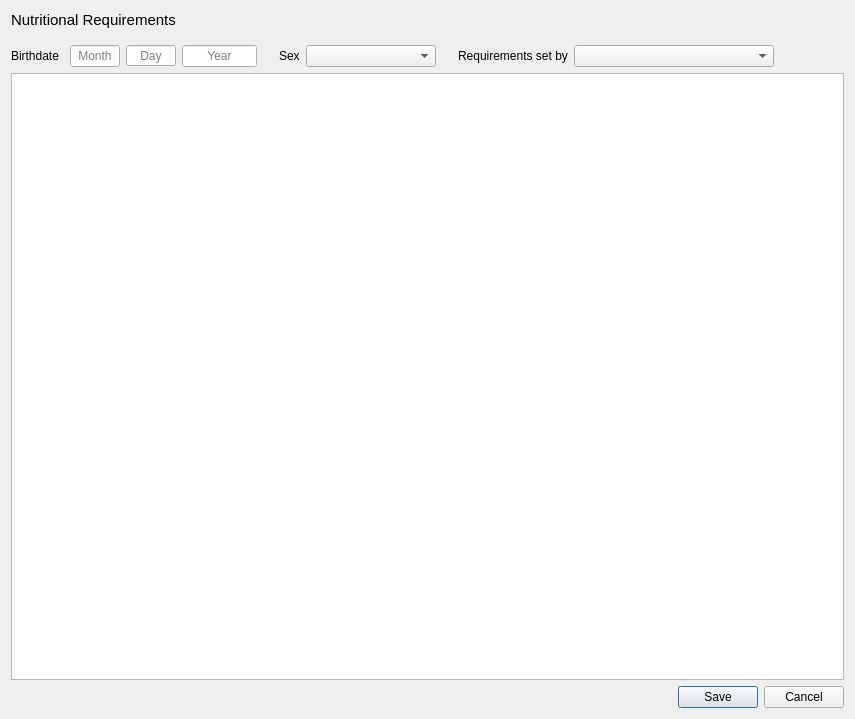
Above: ui_requirementswindow.ui from josh-minch/spartan before the change. Below: the same form after it.
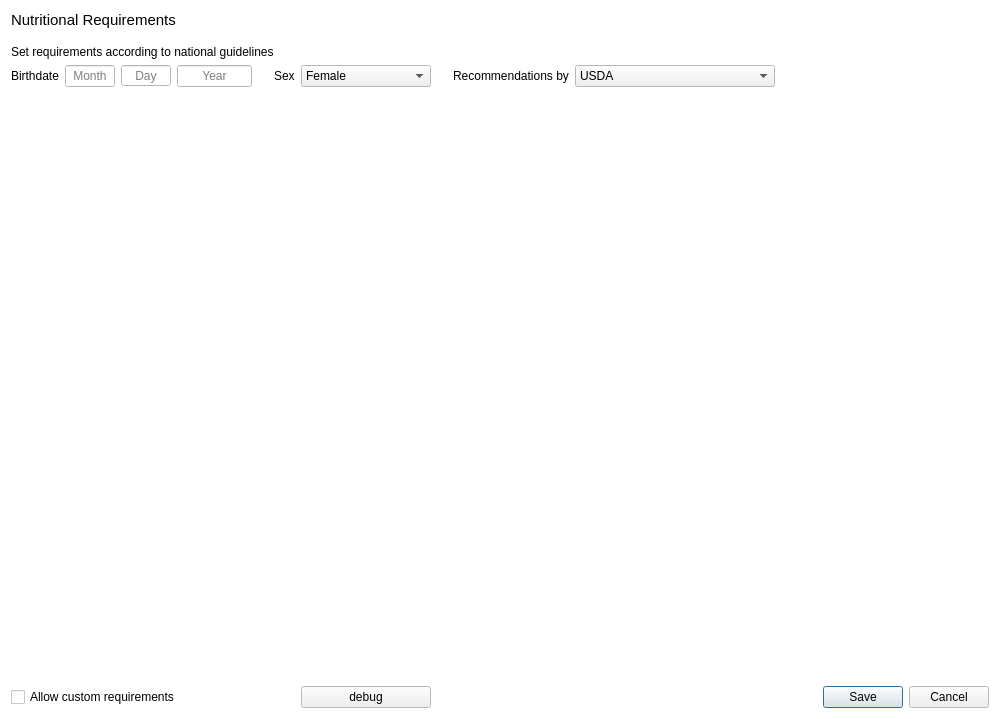
That is the form after the change.

Patch:
```diff
--- a/ui_requirementswindow.ui
+++ b/ui_requirementswindow.ui
@@ -6,10 +6,74 @@
    <rect>
     <x>0</x>
     <y>0</y>
-    <width>855</width>
+    <width>982</width>
     <height>719</height>
    </rect>
   </property>
+  <property name="palette">
+   <palette>
+    <active>
+     <colorrole role="Base">
+      <brush brushstyle="SolidPattern">
+       <color alpha="255">
+        <red>255</red>
+        <green>255</green>
+        <blue>255</blue>
+       </color>
+      </brush>
+     </colorrole>
+     <colorrole role="Window">
+      <brush brushstyle="SolidPattern">
+       <color alpha="255">
+        <red>255</red>
+        <green>255</green>
+        <blue>255</blue>
+       </color>
+      </brush>
+     </colorrole>
+    </active>
+    <inactive>
+     <colorrole role="Base">
+      <brush brushstyle="SolidPattern">
+       <color alpha="255">
+        <red>255</red>
+        <green>255</green>
+        <blue>255</blue>
+       </color>
+      </brush>
+     </colorrole>
+     <colorrole role="Window">
+      <brush brushstyle="SolidPattern">
+       <color alpha="255">
+        <red>255</red>
+        <green>255</green>
+        <blue>255</blue>
+       </color>
+      </brush>
+     </colorrole>
+    </inactive>
+    <disabled>
+     <colorrole role="Base">
+      <brush brushstyle="SolidPattern">
+       <color alpha="255">
+        <red>255</red>
+        <green>255</green>
+        <blue>255</blue>
+       </color>
+      </brush>
+     </colorrole>
+     <colorrole role="Window">
+      <brush brushstyle="SolidPattern">
+       <color alpha="255">
+        <red>255</red>
+        <green>255</green>
+        <blue>255</blue>
+       </color>
+      </brush>
+     </colorrole>
+    </disabled>
+   </palette>
+  </property>
   <property name="font">
    <font>
     <family>Segoe UI</family>
@@ -20,66 +84,73 @@
    <string>Dialog</string>
   </property>
   <layout class="QGridLayout" name="gridLayout">
-   <item row="2" column="8">
-    <widget class="QLabel" name="label_5">
-     <property name="text">
-      <string>Requirements set by</string>
-     </property>
-    </widget>
-   </item>
-   <item row="2" column="9">
-    <widget class="QComboBox" name="rec_edit">
-     <property name="sizePolicy">
-      <sizepolicy hsizetype="Fixed" vsizetype="Fixed">
-       <horstretch>0</horstretch>
-       <verstretch>0</verstretch>
-      </sizepolicy>
-     </property>
-     <property name="minimumSize">
-      <size>
-       <width>200</width>
-       <height>0</height>
-      </size>
-     </property>
-    </widget>
-   </item>
-   <item row="2" column="1">
-    <widget class="QLineEdit" name="mon_edit">
-     <property name="sizePolicy">
-      <sizepolicy hsizetype="Fixed" vsizetype="Fixed">
-       <horstretch>0</horstretch>
-       <verstretch>0</verstretch>
-      </sizepolicy>
-     </property>
-     <property name="maximumSize">
-      <size>
-       <width>50</width>
-       <height>16777215</height>
-      </size>
-     </property>
-     <property name="alignment">
-      <set>Qt::AlignCenter</set>
-     </property>
-     <property name="placeholderText">
-      <string>Month</string>
-     </property>
-    </widget>
-   </item>
-   <item row="2" column="0">
+   <item row="3" column="0">
     <widget class="QLabel" name="label_4">
      <property name="text">
       <string>Birthdate</string>
      </property>
     </widget>
    </item>
-   <item row="2" column="5">
+   <item row="3" column="5">
     <widget class="QLabel" name="label_3">
      <property name="text">
       <string>Sex</string>
      </property>
     </widget>
    </item>
-   <item row="0" column="0" colspan="3">
+   <item row="5" column="17">
+    <widget class="QDialogButtonBox" name="buttonBox">
+     <property name="standardButtons">
+      <set>QDialogButtonBox::Cancel|QDialogButtonBox::Save</set>
+     </property>
+     <property name="centerButtons">
+      <bool>false</bool>
+     </property>
+    </widget>
+   </item>
+   <item row="4" column="0" colspan="18">
+    <widget class="QTableView" name="req_view">
+     <property name="frameShape">
+      <enum>QFrame::NoFrame</enum>
+     </property>
+     <property name="showGrid">
+      <bool>false</bool>
+     </property>
+    </widget>
+   </item>
+   <item row="3" column="1">
+    <widget class="QLineEdit" name="mon_edit">
+     <property name="sizePolicy">
+      <sizepolicy hsizetype="Fixed" vsizetype="Fixed">
+       <horstretch>0</horstretch>
+       <verstretch>0</verstretch>
+      </sizepolicy>
+     </property>
+     <property name="maximumSize">
+      <size>
+       <width>50</width>
+       <height>16777215</height>
+      </size>
+     </property>
+     <property name="focusPolicy">
+      <enum>Qt::StrongFocus</enum>
+     </property>
+     <property name="alignment">
+      <set>Qt::AlignCenter</set>
+     </property>
+     <property name="placeholderText">
+      <string>Month</string>
+     </property>
+    </widget>
+   </item>
+   <item row="2" column="0" colspan="13">
+    <widget class="QLabel" name="label_2">
+     <property name="text">
+      <string>Set requirements according to national guidelines</string>
+     </property>
+    </widget>
+   </item>
+   <item row="0" column="0" colspan="4">
     <widget class="QLabel" name="label">
      <property name="font">
       <font>
@@ -95,74 +166,14 @@
      </property>
     </widget>
    </item>
-   <item row="4" column="9">
-    <widget class="QDialogButtonBox" name="buttonBox">
-     <property name="standardButtons">
-      <set>QDialogButtonBox::Cancel|QDialogButtonBox::Save</set>
+   <item row="5" column="0" colspan="4">
+    <widget class="QCheckBox" name="cust_edit">
+     <property name="text">
+      <string>Allow custom requirements</string>
      </property>
-     <property name="centerButtons">
-      <bool>false</bool>
-     </property>
     </widget>
    </item>
-   <item row="2" column="4">
-    <spacer name="horizontalSpacer">
-     <property name="orientation">
-      <enum>Qt::Horizontal</enum>
-     </property>
-     <property name="sizeType">
-      <enum>QSizePolicy::Fixed</enum>
-     </property>
-     <property name="sizeHint" stdset="0">
-      <size>
-       <width>10</width>
-       <height>10</height>
-      </size>
-     </property>
-    </spacer>
-   </item>
-   <item row="2" column="2">
-    <widget class="QLineEdit" name="day_edit">
-     <property name="sizePolicy">
-      <sizepolicy hsizetype="Fixed" vsizetype="Fixed">
-       <horstretch>0</horstretch>
-       <verstretch>0</verstretch>
-      </sizepolicy>
-     </property>
-     <property name="maximumSize">
-      <size>
-       <width>50</width>
-       <height>21</height>
-      </size>
-     </property>
-     <property name="alignment">
-      <set>Qt::AlignCenter</set>
-     </property>
-     <property name="placeholderText">
-      <string>Day</string>
-     </property>
-    </widget>
-   </item>
-   <item row="3" column="0" colspan="10">
-    <widget class="QTableView" name="req_table"/>
-   </item>
-   <item row="1" column="0">
-    <spacer name="verticalSpacer">
-     <property name="orientation">
-      <enum>Qt::Vertical</enum>
-     </property>
-     <property name="sizeType">
-      <enum>QSizePolicy::Fixed</enum>
-     </property>
-     <property name="sizeHint" stdset="0">
-      <size>
-       <width>20</width>
-       <height>10</height>
-      </size>
-     </property>
-    </spacer>
-   </item>
-   <item row="2" column="3">
+   <item row="3" column="3">
     <widget class="QLineEdit" name="year_edit">
      <property name="sizePolicy">
       <sizepolicy hsizetype="Fixed" vsizetype="Fixed">
@@ -184,8 +195,75 @@
      </property>
     </widget>
    </item>
-   <item row="2" column="6">
+   <item row="5" column="6">
+    <widget class="QPushButton" name="debug_btn">
+     <property name="text">
+      <string>debug</string>
+     </property>
+    </widget>
+   </item>
+   <item row="1" column="2">
+    <spacer name="verticalSpacer">
+     <property name="orientation">
+      <enum>Qt::Vertical</enum>
+     </property>
+     <property name="sizeType">
+      <enum>QSizePolicy::Fixed</enum>
+     </property>
+     <property name="sizeHint" stdset="0">
+      <size>
+       <width>20</width>
+       <height>10</height>
+      </size>
+     </property>
+    </spacer>
+   </item>
+   <item row="3" column="2">
+    <widget class="QLineEdit" name="day_edit">
+     <property name="sizePolicy">
+      <sizepolicy hsizetype="Fixed" vsizetype="Fixed">
+       <horstretch>0</horstretch>
+       <verstretch>0</verstretch>
+      </sizepolicy>
+     </property>
+     <property name="maximumSize">
+      <size>
+       <width>50</width>
+       <height>21</height>
+      </size>
+     </property>
+     <property name="focusPolicy">
+      <enum>Qt::StrongFocus</enum>
+     </property>
+     <property name="alignment">
+      <set>Qt::AlignCenter</set>
+     </property>
+     <property name="placeholderText">
+      <string>Day</string>
+     </property>
+    </widget>
+   </item>
+   <item row="3" column="4">
+    <spacer name="horizontalSpacer">
+     <property name="orientation">
+      <enum>Qt::Horizontal</enum>
+     </property>
+     <property name="sizeType">
+      <enum>QSizePolicy::Fixed</enum>
+     </property>
+     <property name="sizeHint" stdset="0">
+      <size>
+       <width>10</width>
+       <height>10</height>
+      </size>
+     </property>
+    </spacer>
+   </item>
+   <item row="3" column="6">
     <widget class="QComboBox" name="sex_edit">
+     <property name="enabled">
+      <bool>true</bool>
+     </property>
      <property name="sizePolicy">
       <sizepolicy hsizetype="Fixed" vsizetype="Fixed">
        <horstretch>0</horstretch>
@@ -198,9 +276,29 @@
        <height>0</height>
       </size>
      </property>
+     <item>
+      <property name="text">
+       <string>Female</string>
+      </property>
+     </item>
+     <item>
+      <property name="text">
+       <string>Female, lactating</string>
+      </property>
+     </item>
+     <item>
+      <property name="text">
+       <string>Female, pregnant</string>
+      </property>
+     </item>
+     <item>
+      <property name="text">
+       <string>Male</string>
+      </property>
+     </item>
     </widget>
    </item>
-   <item row="2" column="7">
+   <item row="3" column="7">
     <spacer name="horizontalSpacer_2">
      <property name="orientation">
       <enum>Qt::Horizontal</enum>
@@ -216,6 +314,34 @@
      </property>
     </spacer>
    </item>
+   <item row="3" column="8">
+    <widget class="QLabel" name="label_5">
+     <property name="text">
+      <string>Recommendations by</string>
+     </property>
+    </widget>
+   </item>
+   <item row="3" column="9">
+    <widget class="QComboBox" name="req_edit">
+     <property name="sizePolicy">
+      <sizepolicy hsizetype="Fixed" vsizetype="Fixed">
+       <horstretch>0</horstretch>
+       <verstretch>0</verstretch>
+      </sizepolicy>
+     </property>
+     <property name="minimumSize">
+      <size>
+       <width>200</width>
+       <height>0</height>
+      </size>
+     </property>
+     <item>
+      <property name="text">
+       <string>USDA</string>
+      </property>
+     </item>
+    </widget>
+   </item>
   </layout>
  </widget>
  <resources/>
```
Left out of the diff: 11 changed lines with no effect on the pictures.
